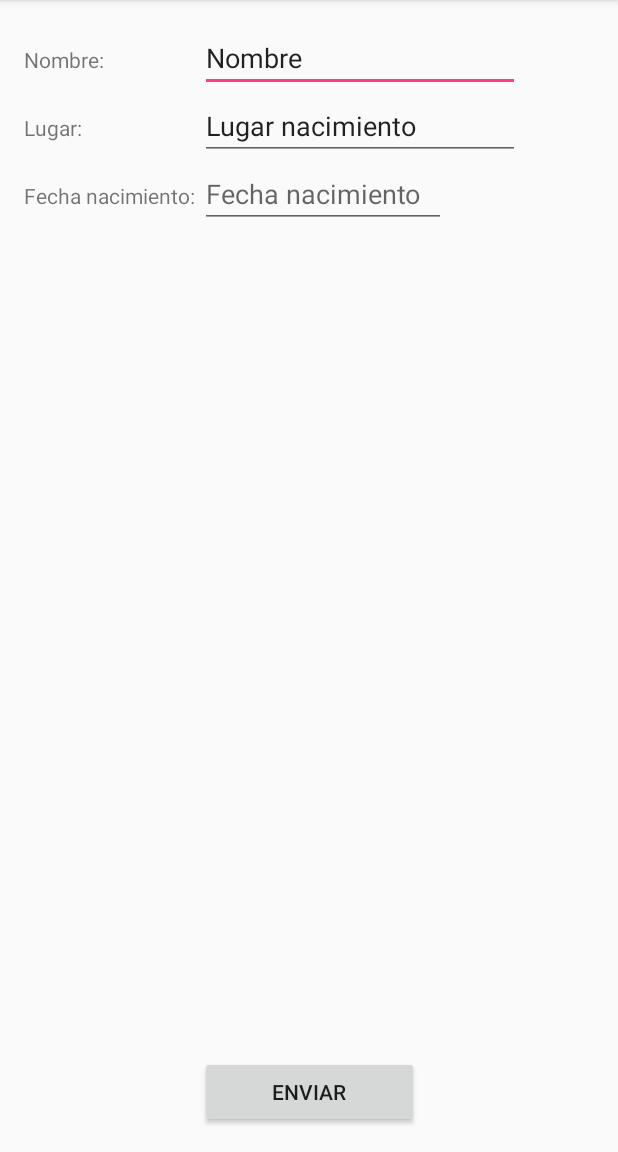
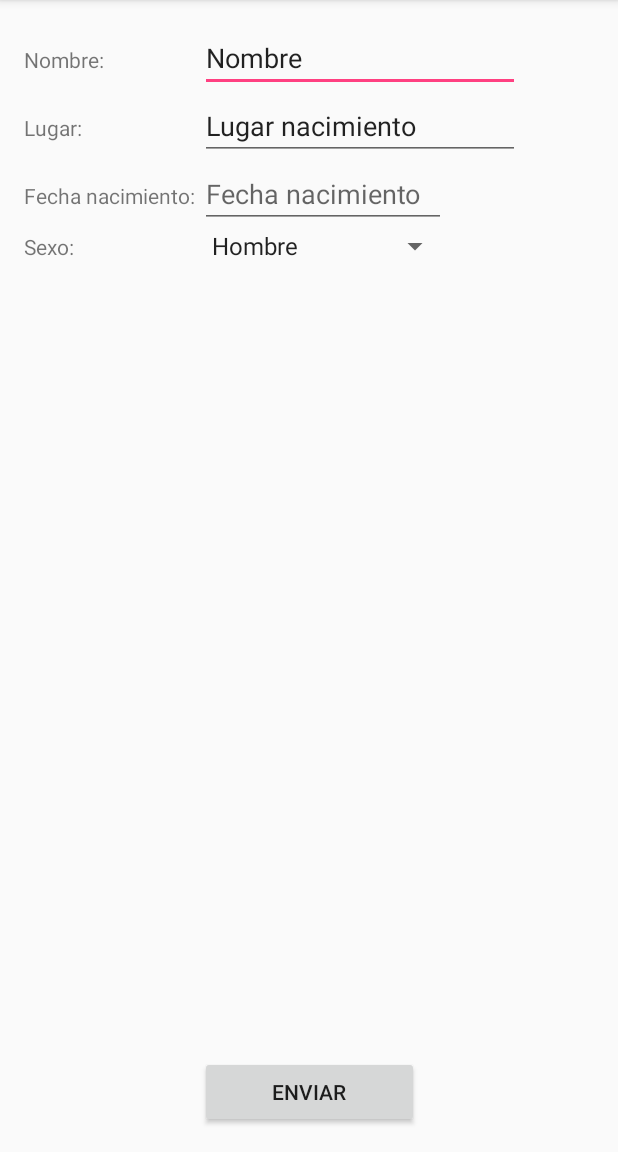
Before and after one commit to davidblancolopez/Activitat-1ANDROID, an Android app: the screen it shows after launch (MainActivity), on a phone screen of 412 x 824 dp, the part 84-1236 px from its top. Run offline under Robolectric (Android 15) with nearby library versions, the phone set to English and light mode, and no system bars.

Commit message:
Cambios y spinner añadido

```diff
--- a/app/src/main/java/com/example/david/activitat_1/MainActivity.java
+++ b/app/src/main/java/com/example/david/activitat_1/MainActivity.java
@@ -4,9 +4,11 @@ import android.app.DatePickerDialog;
 import android.support.v7.app.AppCompatActivity;
 import android.os.Bundle;
 import android.view.View;
+import android.widget.ArrayAdapter;
 import android.widget.Button;
 import android.widget.DatePicker;
 import android.widget.EditText;
+import android.widget.Spinner;
 
 import java.text.SimpleDateFormat;
 import java.util.Calendar;
@@ -48,6 +50,21 @@ public class MainActivity extends AppCompatActivity implements View.OnClickListe
                2. L'objecte que el "vigila" i que implementa la interfície onDateSetListener
                3. Any, mes i dia del calendar que es mostren per defecte
              */
+
+
+
+
+                /*SPINNER*/
+
+
+        Spinner spinner = (Spinner) findViewById(R.id.sexo_spinner);
+        // Create an ArrayAdapter using the string array and a default spinner layout
+        ArrayAdapter<CharSequence> adapter = ArrayAdapter.createFromResource(this,
+                R.array.sexo_array, android.R.layout.simple_spinner_item);
+        // Specify the layout to use when the list of choices appears
+        adapter.setDropDownViewResource(android.R.layout.simple_spinner_dropdown_item);
+        // Apply the adapter to the spinner
+        spinner.setAdapter(adapter);
     }
 
 
@@ -65,6 +82,12 @@ public class MainActivity extends AppCompatActivity implements View.OnClickListe
     }
 
 
+
+
+
+
+
+
     @Override
     public void onDateSet(DatePicker view, int year, int month, int dayOfMonth) {
 
--- a/app/src/main/res/layout/activity_main.xml
+++ b/app/src/main/res/layout/activity_main.xml
@@ -89,6 +89,32 @@
 
 
 
+
+    <TextView
+        android:text="Sexo: "
+        android:layout_width="wrap_content"
+        android:layout_height="wrap_content"
+        android:id="@+id/tvSexo"
+        android:layout_weight="0.15"
+        android:layout_row="3"
+        android:layout_column="0" />
+
+
+    <Spinner
+        android:id="@+id/sexo_spinner"
+        android:layout_width="167dp"
+        android:layout_height="wrap_content"
+        android:layout_row="3"
+        android:layout_column="1"/>
+
+
+
+
+
+
+
+
+
     <Button
         android:text="Enviar"
         android:layout_width="146dp"
@@ -99,4 +125,6 @@
         android:layout_column="1" />
 
 
+
+
 </GridLayout>
--- a/app/src/main/res/values/strings.xml
+++ b/app/src/main/res/values/strings.xml
@@ -7,4 +7,13 @@
 
     <string name="from_date">Fecha nacimiento</string>
     <string name="to_date">To Date</string>
+
+
+
+    <string-array name="sexo_array">
+        <item>Hombre</item>
+        <item>Mujer</item>
+        <item>Gato</item>
+        <item>Mucho</item>
+    </string-array>
 </resources>
```
